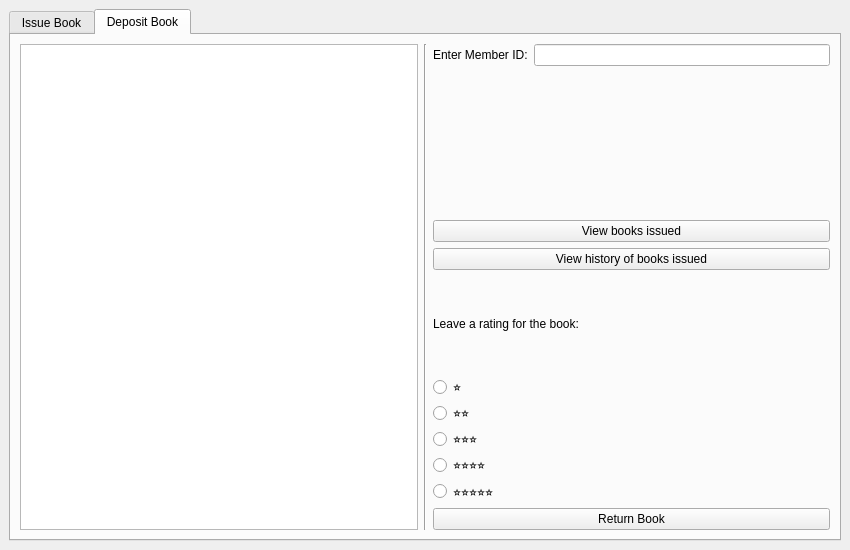
Old version of the form GeneratedUI/uifiles/myapp.ui in the repository ayushr01/Library-Management-System.
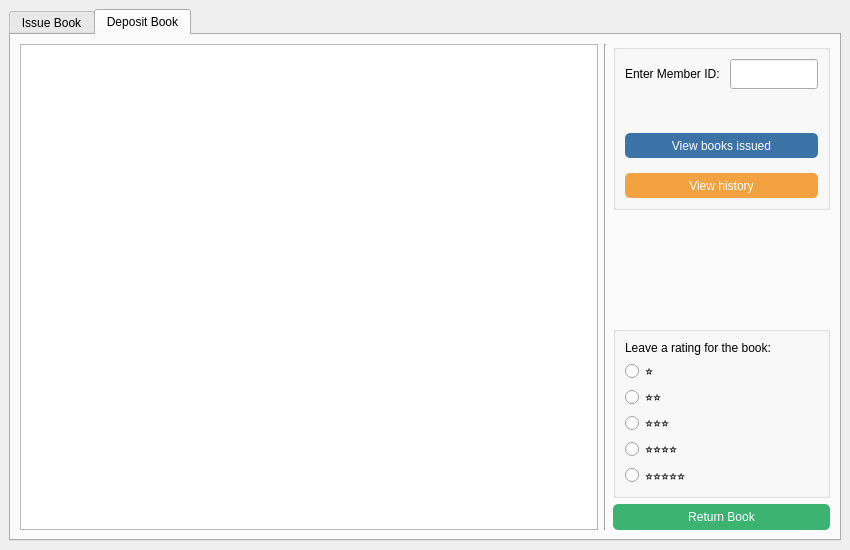
New version of the form. The open tabs and pages were chosen to show the change.

Commit message: Completed mainapp ui rewrite

The edit to the form file:
```diff
--- a/GeneratedUI/uifiles/myapp.ui
+++ b/GeneratedUI/uifiles/myapp.ui
@@ -294,7 +294,7 @@
        <attribute name="title">
         <string>Deposit Book</string>
        </attribute>
-       <layout class="QHBoxLayout" name="horizontalLayout_3">
+       <layout class="QHBoxLayout" name="horizontalLayout_3" stretch="8,0,3">
         <item>
          <widget class="QListWidget" name="returnbooklist"/>
         </item>
@@ -306,11 +306,18 @@
          </widget>
         </item>
         <item>
-         <layout class="QVBoxLayout" name="rightlayoutdeposit">
+         <layout class="QVBoxLayout" name="rightlayoutdeposit" stretch="0,10,0,1">
           <item>
+           <widget class="QGroupBox" name="toprightbox">
            <layout class="QVBoxLayout" name="memberlayout">
+             <property name="spacing">
+              <number>15</number>
+             </property>
             <item>
              <layout class="QHBoxLayout" name="enterlayout">
+               <property name="spacing">
+                <number>10</number>
+               </property>
               <item>
                <widget class="QLabel" name="memberlabel">
                 <property name="text">
@@ -319,22 +326,54 @@
                </widget>
               </item>
               <item>
-               <widget class="QLineEdit" name="idfield"/>
+                <widget class="QLineEdit" name="idfield">
+                 <property name="minimumSize">
+                  <size>
+                   <width>0</width>
+                   <height>30</height>
+                  </size>
+                 </property>
+                </widget>
               </item>
              </layout>
             </item>
             <item>
              <widget class="QLabel" name="errorlabeldeposit">
+               <property name="font">
+                <font>
+                 <bold>true</bold>
+                </font>
+               </property>
               <property name="styleSheet">
-               <string notr="true"/>
+                <string notr="true">color: orange;</string>
               </property>
               <property name="text">
                <string/>
               </property>
+               <property name="alignment">
+                <set>Qt::AlignCenter</set>
+               </property>
              </widget>
             </item>
             <item>
              <widget class="QPushButton" name="viewbookbutton">
+               <property name="minimumSize">
+                <size>
+                 <width>0</width>
+                 <height>25</height>
+                </size>
+               </property>
+               <property name="styleSheet">
+                <string notr="true">QPushButton#viewbookbutton{
+	background-color: #3c73a6;
+	border-radius: 5px;
+	color: white;
+}
+
+QPushButton#viewbookbutton:hover{
+	border: 2px solid teal;
+}</string>
+               </property>
               <property name="text">
                <string>View books issued</string>
               </property>
@@ -342,14 +381,46 @@
             </item>
             <item>
              <widget class="QPushButton" name="viewbookhistorybutton">
+               <property name="minimumSize">
+                <size>
+                 <width>0</width>
+                 <height>25</height>
+                </size>
+               </property>
+               <property name="styleSheet">
+                <string notr="true">QPushButton#viewbookhistorybutton{
+	background-color: #f2a240;
+	border-radius: 5px;
+	color: white;
+}
+
+QPushButton#viewbookhistorybutton:hover{
+	border: 2px solid teal;
+}</string>
+               </property>
               <property name="text">
-               <string>View history of books issued</string>
+                <string>View history</string>
               </property>
              </widget>
             </item>
            </layout>
+           </widget>
           </item>
           <item>
+           <spacer name="verticalSpacer_2">
+            <property name="orientation">
+             <enum>Qt::Vertical</enum>
+            </property>
+            <property name="sizeHint" stdset="0">
+             <size>
+              <width>20</width>
+              <height>40</height>
+             </size>
+            </property>
+           </spacer>
+          </item>
+          <item>
+           <widget class="QGroupBox" name="bottomrightbox">
            <layout class="QVBoxLayout" name="ratinglayout">
             <item>
              <widget class="QLabel" name="ratinglabel">
@@ -394,9 +465,27 @@
              </widget>
             </item>
            </layout>
+           </widget>
           </item>
           <item>
            <widget class="QPushButton" name="returnbutton">
+            <property name="minimumSize">
+             <size>
+              <width>0</width>
+              <height>26</height>
+             </size>
+            </property>
+            <property name="styleSheet">
+             <string notr="true">QPushButton#returnbutton{
+	background-color: MediumSeaGreen;
+	border-radius: 5px;
+	color: white;
+}
+
+QPushButton#returnbutton:hover{
+	border: 2px solid teal;
+}</string>
+            </property>
             <property name="text">
              <string>Return Book</string>
             </property>
```
Left out of the diff: 4 changed lines with no effect on the pictures. Lines whose indentation alone changed are shown as unchanged. The commit also changes 2 other files.
